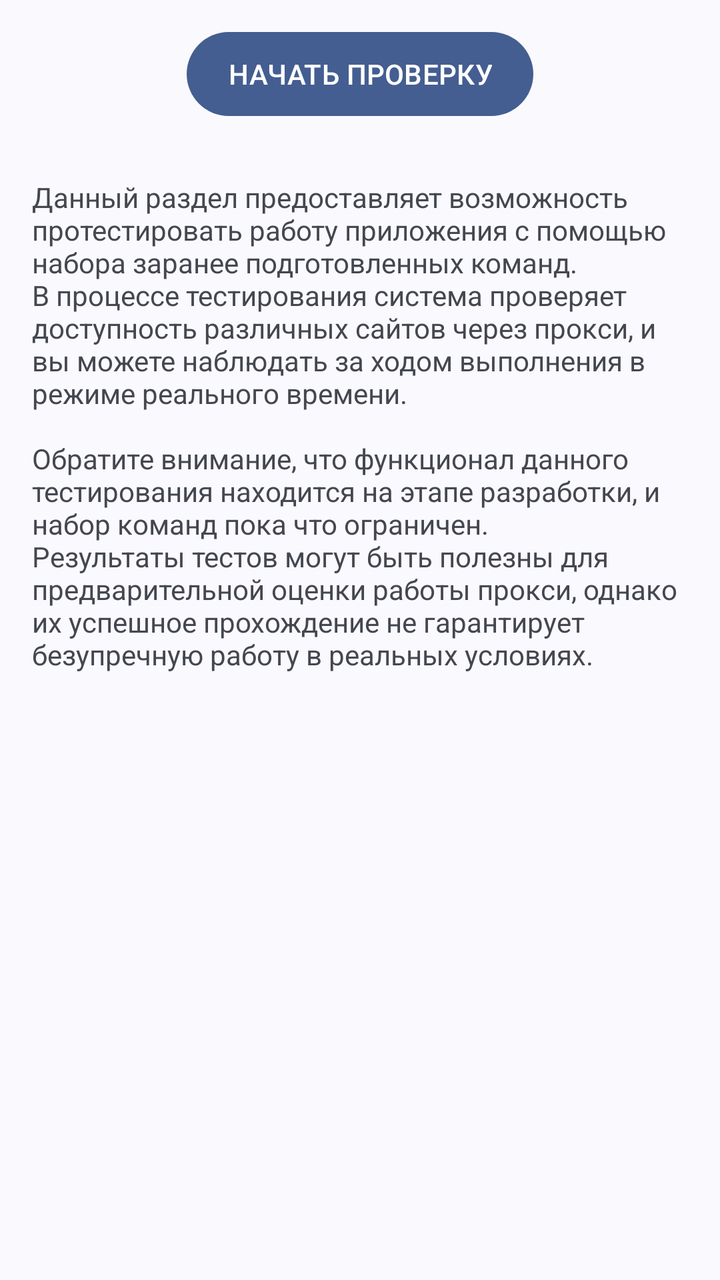
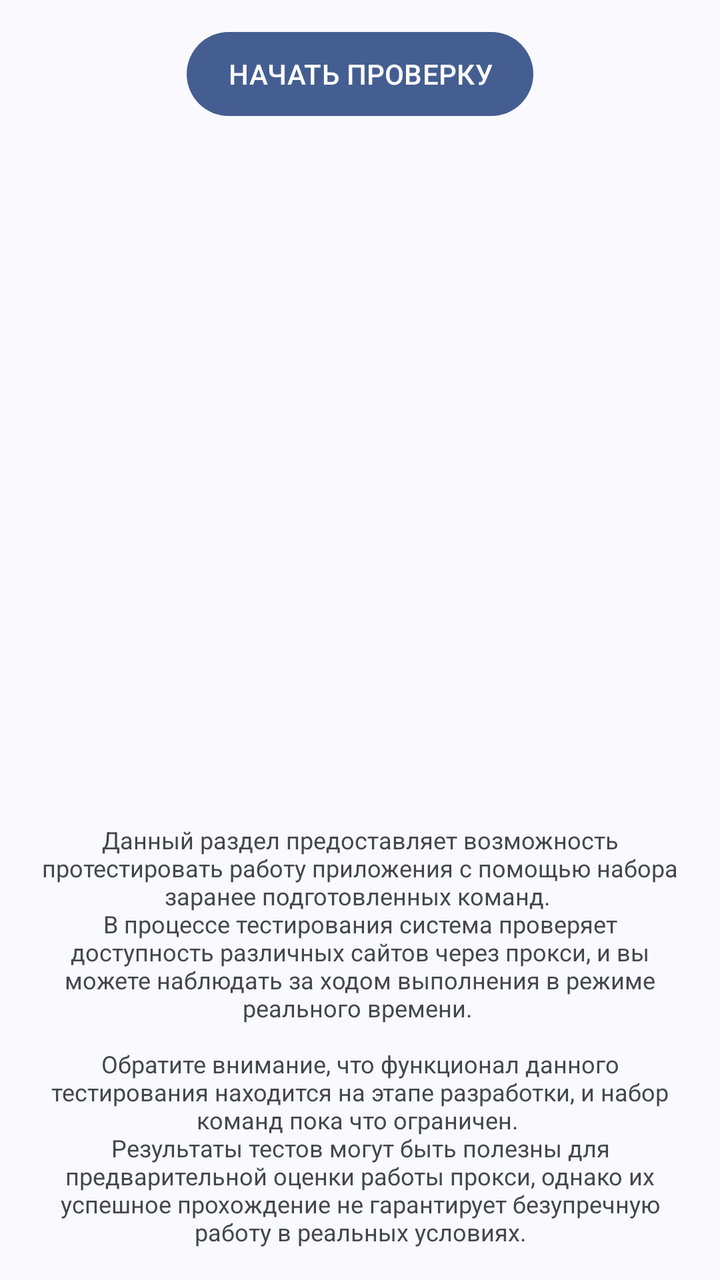

Two renders of the same Android screen: before a commit and after it. Below are the layout's source before the change and the commit's diff.
<!-- AndroidManifest.xml: application theme Theme.ByeDPI -->
<!-- res/layout/activity_proxy_test.xml -->
<?xml version="1.0" encoding="utf-8"?>
<LinearLayout
    xmlns:android="http://schemas.android.com/apk/res/android"
    xmlns:app="http://schemas.android.com/apk/res-auto"
    android:layout_width="match_parent"
    android:layout_height="match_parent"
    android:orientation="vertical"
    android:padding="16dp">

    <Button
        android:id="@+id/startStopButton"
        android:layout_width="wrap_content"
        android:layout_height="42dp"
        android:layout_gravity="center_horizontal"
        android:insetTop="0dp"
        android:insetBottom="0dp"
        android:paddingLeft="10pt"
        android:paddingRight="10pt"
        android:textAllCaps="true"
        android:text="@string/test_start" />

    <TextView
        android:id="@+id/progressTextView"
        android:layout_width="match_parent"
        android:layout_height="wrap_content"
        android:textAlignment="center"
        android:paddingTop="6dp"
        android:paddingBottom="6dp"/>

    <ScrollView
        android:id="@+id/scrollView"
        android:layout_width="match_parent"
        android:layout_height="0dp"
        android:layout_weight="1"
        android:scrollbars="vertical">

        <TextView
            android:id="@+id/resultsTextView"
            android:layout_width="match_parent"
            android:layout_height="wrap_content"
            android:textIsSelectable="true"
            android:text="@string/test_disclaimer"/>
    </ScrollView>
</LinearLayout>
<!-- resources referenced by this layout -->
<resources>
  <string name="test_disclaimer">
          Данный раздел предоставляет возможность протестировать работу приложения с помощью набора заранее подготовленных команд.
          \nВ процессе тестирования система проверяет доступность различных сайтов через прокси, и вы можете наблюдать за ходом выполнения в режиме реального времени.
          \n
          \nОбратите внимание, что функционал данного тестирования находится на этапе разработки, и набор команд пока что ограничен.
          \nРезультаты тестов могут быть полезны для предварительной оценки работы прокси, однако их успешное прохождение не гарантирует безупречную работу в реальных условиях.
      </string>
  <string name="test_start">Начать проверку</string>
  <style name="Theme.ByeDPI" parent="Theme.MaterialComponents.DayNight.DarkActionBar">
          <item name="colorPrimary">#5976DF</item>
          <item name="colorPrimaryVariant">#3C52A3</item>
          <item name="colorOnPrimary">#FFFFFF</item>
  
          <item name="colorSecondary">#5976DF</item>
          <item name="colorSecondaryVariant">#3C52A3</item>
          <item name="colorOnSecondary">#FFFFFF</item>
  
          <item name="android:statusBarColor">#3C52A3</item>
      </style>
</resources>

<!-- the commit's change to res/layout/activity_proxy_test.xml (unified diff, before → after) -->
@@ -1,44 +1,54 @@
 <?xml version="1.0" encoding="utf-8"?>
 <LinearLayout
     xmlns:android="http://schemas.android.com/apk/res/android"
-    xmlns:app="http://schemas.android.com/apk/res-auto"
     android:layout_width="match_parent"
     android:layout_height="match_parent"
-    android:orientation="vertical"
-    android:padding="16dp">
+    android:orientation="vertical">
 
-    <Button
-        android:id="@+id/startStopButton"
-        android:layout_width="wrap_content"
-        android:layout_height="42dp"
-        android:layout_gravity="center_horizontal"
-        android:insetTop="0dp"
-        android:insetBottom="0dp"
-        android:paddingLeft="10pt"
-        android:paddingRight="10pt"
-        android:textAllCaps="true"
-        android:text="@string/test_start" />
-
-    <TextView
-        android:id="@+id/progressTextView"
+    <LinearLayout
         android:layout_width="match_parent"
         android:layout_height="wrap_content"
-        android:textAlignment="center"
-        android:paddingTop="6dp"
-        android:paddingBottom="6dp"/>
+        android:orientation="vertical"
+        android:paddingTop="16dp"
+        android:paddingBottom="12dp"
+        android:background="?android:attr/colorBackground">
 
-    <ScrollView
-        android:id="@+id/scrollView"
+        <Button
+            android:id="@+id/startStopButton"
+            android:layout_width="wrap_content"
+            android:layout_height="42dp"
+            android:layout_gravity="center_horizontal"
+            android:insetTop="0dp"
+            android:insetBottom="0dp"
+            android:paddingLeft="10pt"
+            android:paddingRight="10pt"
+            android:textAllCaps="true"
+            android:text="@string/test_start" />
+
+        <TextView
+            android:id="@+id/progressTextView"
+            android:layout_width="match_parent"
+            android:layout_height="wrap_content"
+            android:textAlignment="center"
+            android:paddingTop="6dp"/>
+    </LinearLayout>
+
+    <androidx.recyclerview.widget.RecyclerView
+        android:id="@+id/strategiesRecyclerView"
         android:layout_width="match_parent"
         android:layout_height="0dp"
         android:layout_weight="1"
-        android:scrollbars="vertical">
+        android:clipToPadding="false"
+        android:paddingTop="0dp"
+        android:paddingBottom="4dp" />
 
-        <TextView
-            android:id="@+id/resultsTextView"
-            android:layout_width="match_parent"
-            android:layout_height="wrap_content"
-            android:textIsSelectable="true"
-            android:text="@string/test_disclaimer"/>
-    </ScrollView>
+    <TextView
+        android:id="@+id/disclaimerTextView"
+        android:layout_width="match_parent"
+        android:layout_height="wrap_content"
+        android:padding="16dp"
+        android:text="@string/test_disclaimer"
+        android:textSize="12sp"
+        android:textAlignment="center"/>
+
 </LinearLayout>
